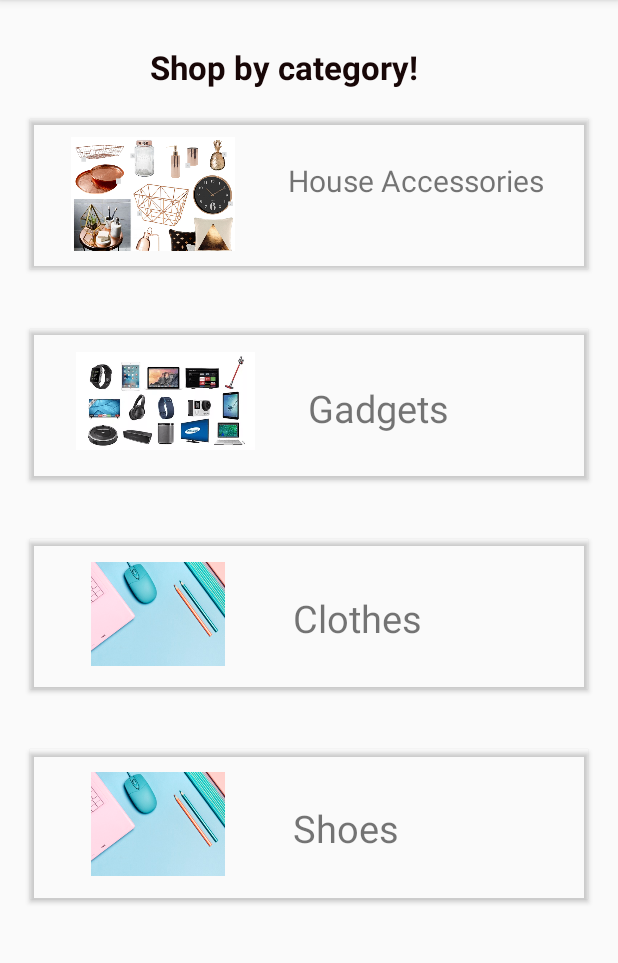
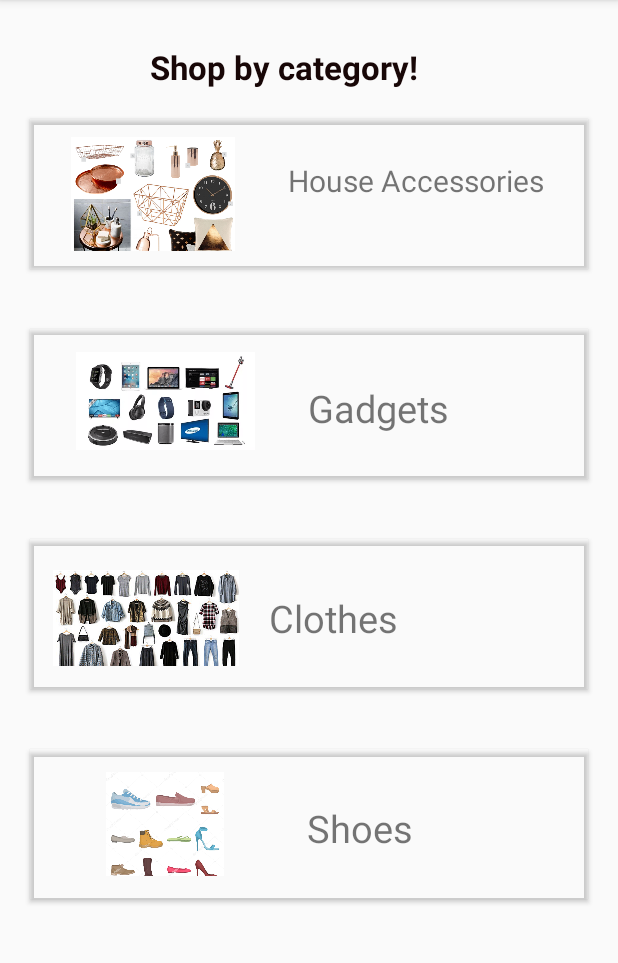
Before and after one commit to niygomhonor/Online-Exchange, an Android app: the ViewStoreActivity screen opened directly, with no data from a screen before it, on a phone screen of 412 x 824 dp, the part 84-1047 px from its top. Run offline under Robolectric (Android 15) with nearby library versions, the phone set to English and light mode, and no system bars; Roboto replaces fonts that are not available here.

Commit message:
added other images

```diff
--- a/app/src/main/AndroidManifest.xml
+++ b/app/src/main/AndroidManifest.xml
@@ -14,7 +14,6 @@
                   android:theme="@style/Theme.AppCompat.DayNight.NoActionBar">
             <intent-filter>
                 <action android:name="android.intent.action.MAIN" />
-
                 <category android:name="android.intent.category.LAUNCHER" />
             </intent-filter>
         </activity>
--- a/app/src/main/res/layout/activity_view_store.xml
+++ b/app/src/main/res/layout/activity_view_store.xml
@@ -153,10 +153,10 @@
                 android:layout_height="wrap_content">
 
                 <ImageView
-                    android:layout_width="140dp"
-                    android:layout_height="100dp"
+                    android:layout_width="124dp"
+                    android:layout_height="80dp"
                     android:layout_alignParentLeft="true"
-                    android:src="@drawable/screen" />
+                    android:src="@drawable/clothes" />
                 <TextView
                     android:layout_width="wrap_content"
                     android:layout_height="wrap_content"
@@ -193,10 +193,10 @@
                 android:layout_height="wrap_content">
 
                 <ImageView
-                    android:layout_width="140dp"
-                    android:layout_height="100dp"
+                    android:layout_width="149dp"
+                    android:layout_height="78dp"
                     android:layout_alignParentLeft="true"
-                    android:src="@drawable/screen" />
+                    android:src="@drawable/shoes" />
                 <TextView
                     android:layout_width="wrap_content"
                     android:layout_height="wrap_content"
```
Also changed, not shown: app/src/main/res/drawable/clothes.png (added), app/src/main/res/drawable/shoes.png (added).
